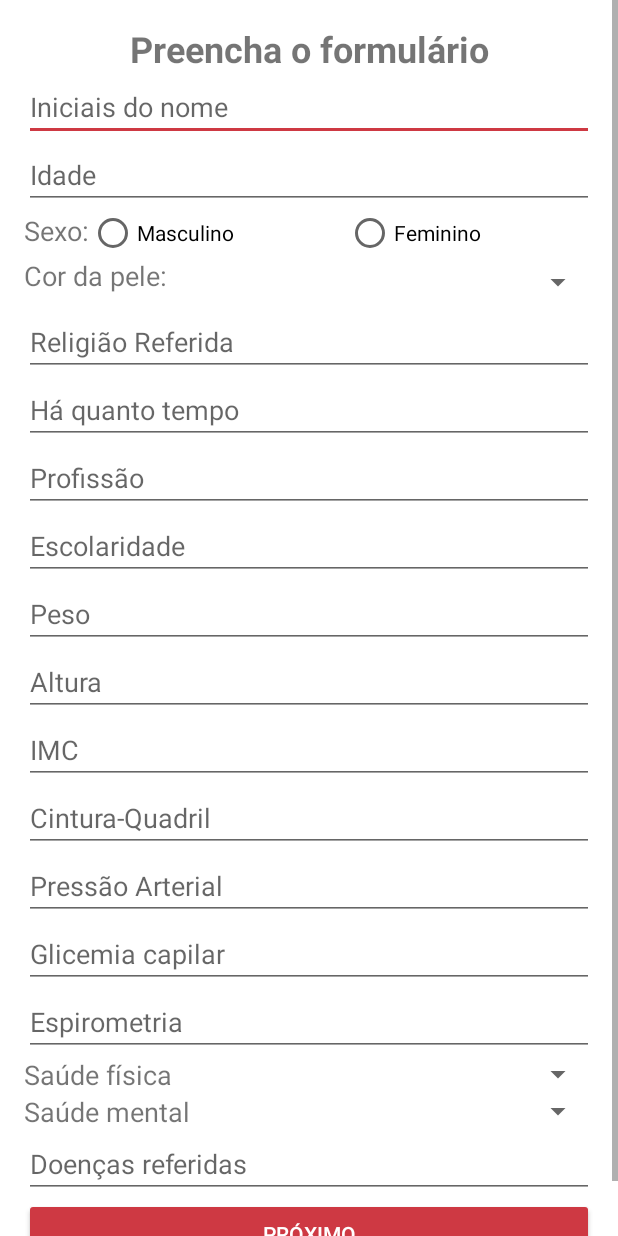
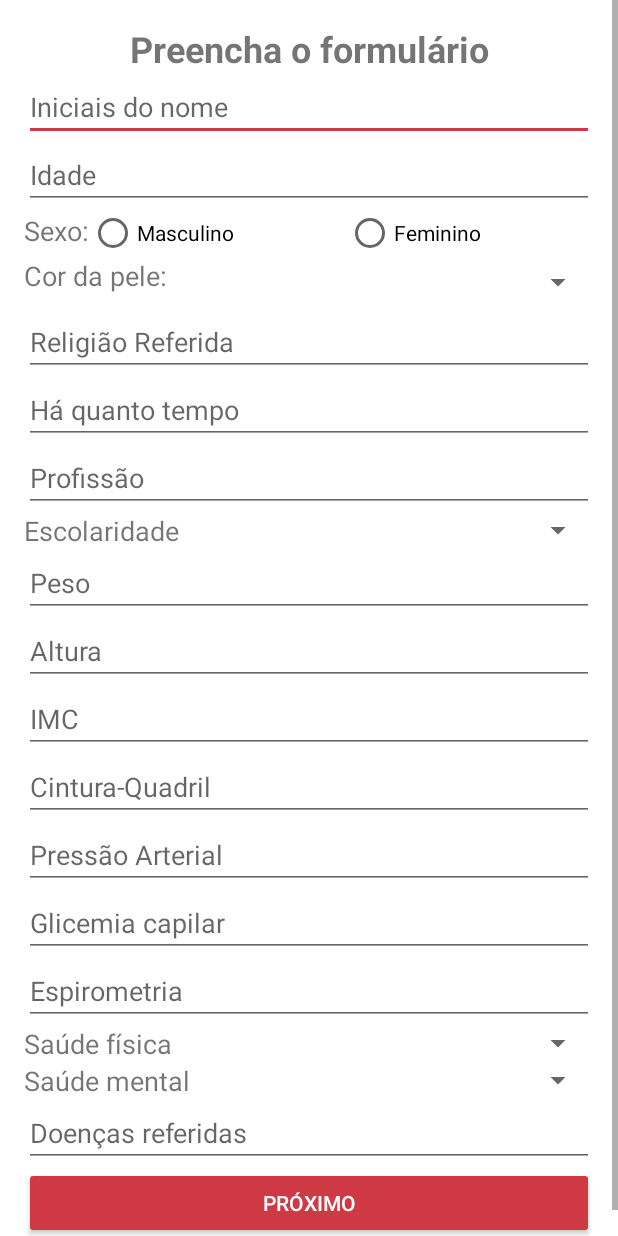
Before and after one commit to GabrielTagliari/Q8RN-App, an Android app: the FormActivity screen opened directly, with no data from a screen before it, on a phone screen of 412 x 824 dp. Run offline under Robolectric (Android 15) with nearby library versions, the phone set to English and light mode, and no system bars.

Commit message:
Trabalhando na Form activity

```diff
--- a/app/src/main/AndroidManifest.xml
+++ b/app/src/main/AndroidManifest.xml
@@ -1,6 +1,8 @@
 <?xml version="1.0" encoding="utf-8"?>
 <manifest xmlns:android="http://schemas.android.com/apk/res/android"
     package="q8rn.com.q8rn">
+
+    <uses-permission android:name="android.permission.INTERNET"></uses-permission>
 
     <application
         android:allowBackup="true"
--- a/app/src/main/java/q8rn/com/q8rn/FormActivity.java
+++ b/app/src/main/java/q8rn/com/q8rn/FormActivity.java
@@ -2,8 +2,34 @@ package q8rn.com.q8rn;
 
 import android.support.v7.app.AppCompatActivity;
 import android.os.Bundle;
+import android.widget.Button;
+import android.widget.EditText;
+import android.widget.RadioGroup;
+import android.widget.Spinner;
 
 public class FormActivity extends AppCompatActivity {
+
+    private EditText iniciaisNome;
+    private EditText idade;
+    private RadioGroup radioGroupSexo;
+    private Spinner corPeleSpinner;
+    private EditText religiao;
+    private EditText tempoReligiao;
+    private EditText profissao;
+    private Spinner escolaridadeSpinner;
+    private EditText peso;
+    private EditText altura;
+    private EditText imc;
+    private EditText cinturaQuadril;
+    private EditText pressaoArterial;
+    private EditText glicemiaCapilar;
+    private EditText espirometria;
+    private Spinner saudeFisica;
+    private Spinner saudeMental;
+    private EditText doencas;
+
+    private Button botaoProximo;
+
 
     @Override
     protected void onCreate(Bundle savedInstanceState) {
--- a/app/src/main/res/layout/activity_form.xml
+++ b/app/src/main/res/layout/activity_form.xml
@@ -30,14 +30,14 @@
         android:layout_height="wrap_content"
         android:inputType="textPersonName"
         android:ems="10"
-        android:id="@+id/editText14"
+        android:id="@+id/iniciaisNomeId"
         android:hint="@string/iniciais_do_nome" />
 
     <EditText
         android:layout_height="wrap_content"
         android:inputType="number"
         android:ems="10"
-        android:id="@+id/editText2"
+        android:id="@+id/idadeId"
         android:hint="@string/idade"
         android:layout_width="match_parent" />
 
@@ -57,14 +57,14 @@
             android:text="@string/masculino"
             android:layout_width="wrap_content"
             android:layout_height="wrap_content"
-            android:id="@+id/radioButton2"
+            android:id="@+id/masculinoId"
             android:layout_weight="1" />
 
         <RadioButton
             android:text="@string/feminino"
             android:layout_width="wrap_content"
             android:layout_height="wrap_content"
-            android:id="@+id/radioButton3"
+            android:id="@+id/femininoId"
             android:layout_weight="1" />
 
     </RadioGroup>
@@ -85,7 +85,7 @@
         <Spinner
             android:layout_width="wrap_content"
             android:layout_height="match_parent"
-            android:id="@+id/spinner4"
+            android:id="@+id/corPeleIdSpinner"
             android:layout_weight="33.36" />
     </LinearLayout>
 
@@ -94,7 +94,7 @@
         android:layout_height="wrap_content"
         android:inputType="textPersonName"
         android:ems="10"
-        android:id="@+id/editText3"
+        android:id="@+id/religiaoId"
         android:hint="@string/religi_o_referida" />
 
     <EditText
@@ -102,7 +102,7 @@
         android:layout_height="wrap_content"
         android:inputType="textPersonName"
         android:ems="10"
-        android:id="@+id/editText4"
+        android:id="@+id/tempoReligiaoId"
         android:hint="@string/h_quanto_tempo" />
 
     <EditText
@@ -110,23 +110,35 @@
         android:layout_height="wrap_content"
         android:inputType="textPersonName"
         android:ems="10"
-        android:id="@+id/editText5"
+        android:id="@+id/profissaoId"
         android:hint="@string/profiss_o" />
 
-    <EditText
+    <LinearLayout
+        android:orientation="horizontal"
         android:layout_width="match_parent"
-        android:layout_height="wrap_content"
-        android:inputType="textPersonName"
-        android:ems="10"
-        android:id="@+id/editText6"
-        android:hint="@string/escolaridade" />
+        android:layout_height="match_parent">
+
+        <TextView
+            android:layout_width="wrap_content"
+            android:layout_height="wrap_content"
+            android:id="@+id/textView8"
+            android:layout_weight="10.83"
+            android:textSize="18sp"
+            android:text="@string/escolaridade" />
+
+        <Spinner
+            android:layout_width="wrap_content"
+            android:layout_height="match_parent"
+            android:id="@+id/escolaridadeIdSpinner"
+            android:layout_weight="33.36" />
+    </LinearLayout>
 
     <EditText
         android:layout_width="match_parent"
         android:layout_height="wrap_content"
         android:inputType="number"
         android:ems="10"
-        android:id="@+id/editText7"
+        android:id="@+id/pesoId"
         android:hint="@string/peso" />
 
     <EditText
@@ -134,7 +146,7 @@
         android:layout_height="wrap_content"
         android:inputType="numberDecimal"
         android:ems="10"
-        android:id="@+id/editText8"
+        android:id="@+id/alturaId"
         android:hint="@string/altura" />
 
     <EditText
@@ -142,7 +154,7 @@
         android:layout_height="wrap_content"
         android:inputType="number"
         android:ems="10"
-        android:id="@+id/editText9"
+        android:id="@+id/imcId"
         android:hint="@string/imc" />
 
     <EditText
@@ -150,7 +162,7 @@
         android:layout_height="wrap_content"
         android:inputType="numberDecimal"
         android:ems="10"
-        android:id="@+id/editText10"
+        android:id="@+id/cinturaQuadrilId"
         android:hint="@string/cintura_quadril" />
 
     <EditText
@@ -158,7 +170,7 @@
         android:layout_height="wrap_content"
         android:inputType="numberDecimal"
         android:ems="10"
-        android:id="@+id/editText11"
+        android:id="@+id/pressaoId"
         android:hint="@string/press_o_arterial" />
 
     <EditText
@@ -166,7 +178,7 @@
         android:layout_height="wrap_content"
         android:inputType="numberDecimal"
         android:ems="10"
-        android:id="@+id/editText15"
+        android:id="@+id/glicemiaId"
         android:hint="@string/glicemia_capilar" />
 
     <EditText
@@ -174,7 +186,7 @@
         android:layout_height="wrap_content"
         android:inputType="numberDecimal"
         android:ems="10"
-        android:id="@+id/editText16"
+        android:id="@+id/espirometriaId"
         android:hint="@string/espirometria" />
 
     <LinearLayout
@@ -193,7 +205,7 @@
         <Spinner
             android:layout_width="wrap_content"
             android:layout_height="match_parent"
-            android:id="@+id/spinner4"
+            android:id="@+id/saudeFisicaIdSpinner"
             android:layout_weight="33.36" />
     </LinearLayout>
 
@@ -213,7 +225,7 @@
         <Spinner
             android:layout_width="wrap_content"
             android:layout_height="match_parent"
-            android:id="@+id/spinner4"
+            android:id="@+id/saudeMentalIdSpinner"
             android:layout_weight="33.36" />
     </LinearLayout>
 
@@ -222,14 +234,14 @@
         android:layout_height="wrap_content"
         android:inputType="textPersonName"
         android:ems="10"
-        android:id="@+id/editText18"
+        android:id="@+id/doencasId"
         android:hint="@string/doen_as_referidas" />
 
     <Button
         android:text="@string/botao_proximo"
         android:layout_width="match_parent"
         android:layout_height="wrap_content"
-        android:id="@+id/button"
+        android:id="@+id/botaoProximoId"
         android:elevation="10dp"
         style="@style/Widget.AppCompat.Button.Colored" />
 
```
